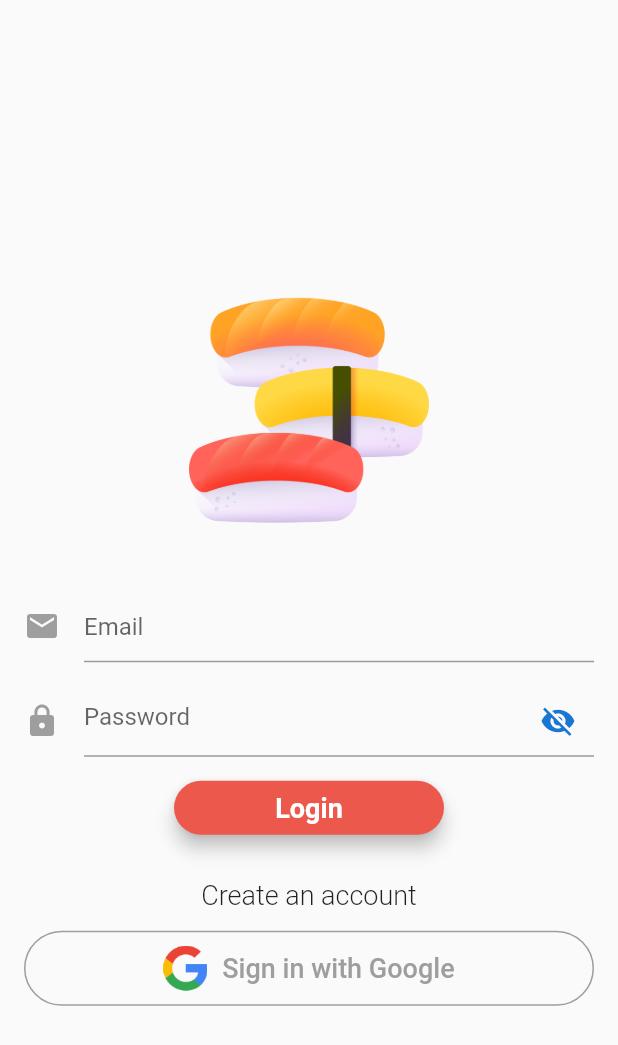
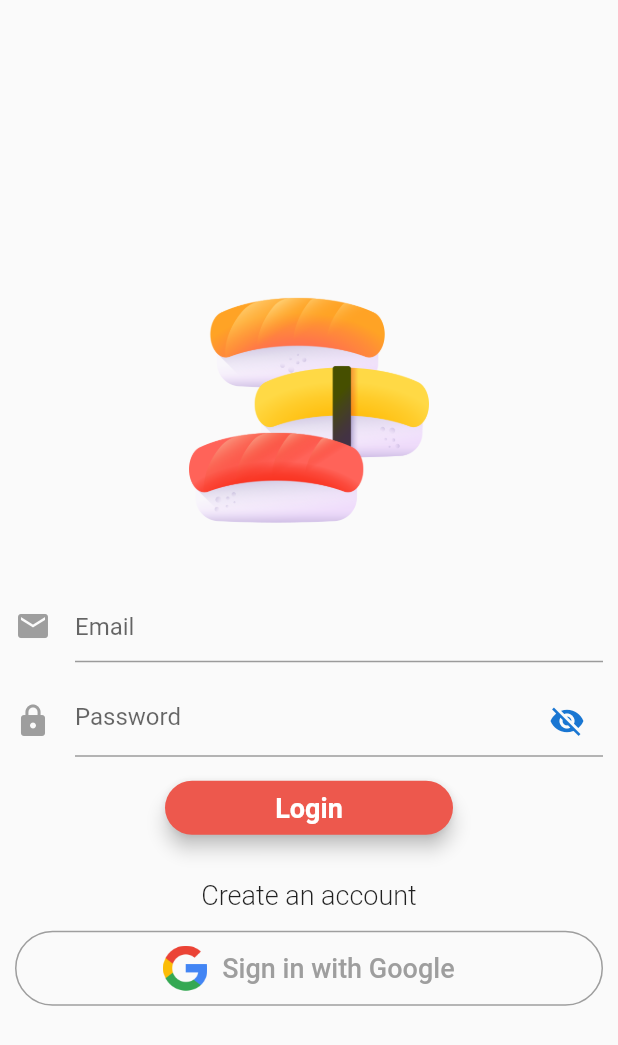
Before and after one commit to thu142857/food, a Flutter app: the screen it shows after launch, on a phone screen of 412 x 824 dp. Shown: the top 1045 px of the screen. Run offline on Flutter 3.47's test engine with Material 2 defaults, Android fonts, the phone set to English and light mode, and no system bars; our stand-ins replace equatable, firebase_auth, flutter_redux, google_sign_in, redux, redux_thunk and 1 more; missing offline and left inert: lipsum; accounts and stored records are empty.

Commit message:
first commit

```diff
--- a/lib/modules/auth/ui/login_signup_ui.dart
+++ b/lib/modules/auth/ui/login_signup_ui.dart
@@ -323,7 +323,7 @@ class LoginSignupPageState extends State<LoginSignupPage>{
   }
   Widget showForm() {
   return new Container(
-      padding: EdgeInsets.all(16.0),
+      padding: EdgeInsets.all(10.0),
       child: new Form(
         key: _formKey,
         child: new ListView(
```
